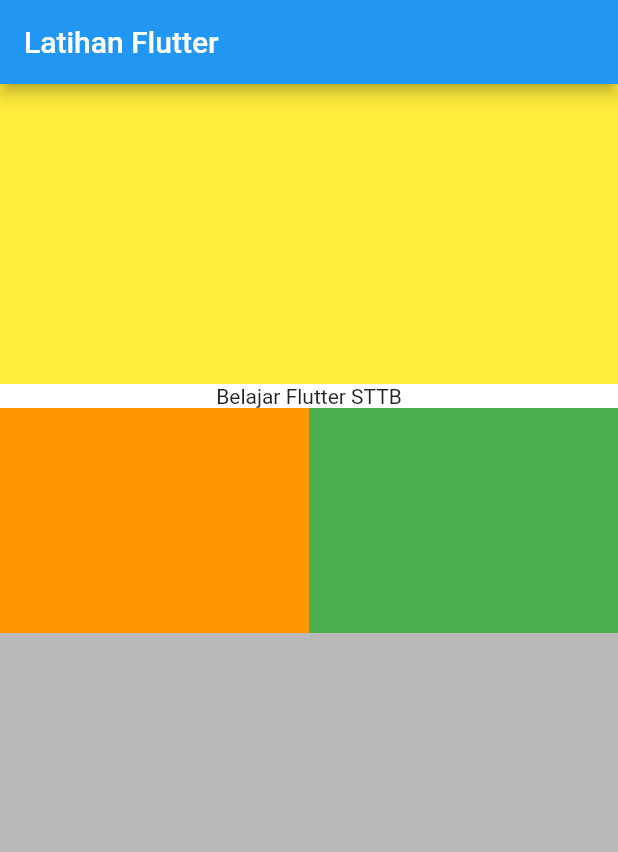
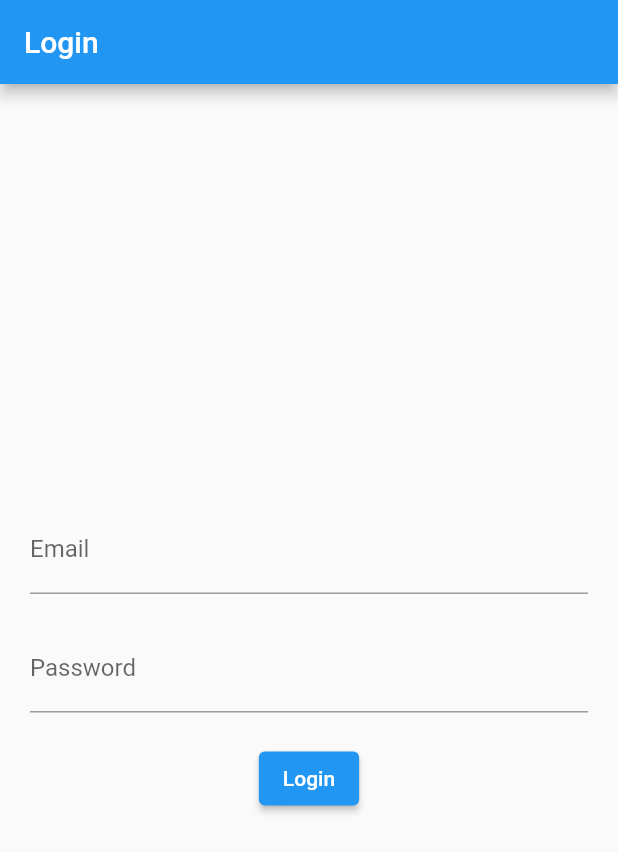
Before and after one commit to JavaMFadlan/Latihan-TIF-RM-221-MC, a Flutter app: the screen it shows after launch, on a phone screen of 412 x 824 dp. Shown: the top 852 px of the screen. Run offline on Flutter 3.47's test engine with Material 2 defaults, Android fonts, the light colour scheme and no system bars.

Commit message:
[UPDATE] maps and login

```diff
--- /dev/null
+++ b/lib/login_page.dart
@@ -0,0 +1,98 @@
+
+
+  import 'package:flutter/material.dart';
+  import 'package:http/http.dart' as http;
+  import 'dart:convert';
+
+  import 'user.dart';
+  import 'home_page.dart';
+
+  class LoginPage extends StatefulWidget {
+    @override
+    _LoginPageState createState() => _LoginPageState();
+  }
+
+  class _LoginPageState extends State<LoginPage> {
+    TextEditingController emailController = TextEditingController();
+    TextEditingController passwordController = TextEditingController();
+
+    Future<User?> loginUser(String email, String password) async {
+      final response = await http.get(Uri.parse('https://dummyjson.com/users'));
+      if (response.statusCode == 200) {
+        final jsonData = json.decode(response.body)['users'];
+        print(jsonData);
+        for (var user in jsonData) {
+          if (user['email'] == email && user['password'] == password) {
+            return User.fromJson(user);
+          }
+        }
+      }
+      return null;
+    }
+
+    void handleLogin() async {
+      String email = emailController.text;
+      String password = passwordController.text;
+
+      User? user = await loginUser(email, password);
+
+      if (user != null) {
+        Navigator.push(
+          context,
+          MaterialPageRoute(
+            builder: (context) => HomePage(user: user),
+          ),
+        );
+      } else {
+        showDialog(
+          context: context,
+          builder: (context) => AlertDialog(
+            title: Text('Login Gagal'),
+            content: Text('Email atau password salah.'),
+            actions: [
+              TextButton(
+                onPressed: () => Navigator.pop(context),
+                child: Text('OK'),
+              ),
+            ],
+          ),
+        );
+      }
+    }
+
+    @override
+    Widget build(BuildContext context) {
+      return Scaffold(
+        appBar: AppBar(
+          title: Text('Login'),
+        ),
+        body: Padding(
+          padding: EdgeInsets.all(20.0),
+          child: Column(
+            mainAxisAlignment: MainAxisAlignment.center,
+            children: [
+              TextField(
+                controller: emailController,
+                decoration: InputDecoration(
+                  labelText: 'Email',
+                ),
+              ),
+              SizedBox(height: 20.0),
+              TextField(
+                controller: passwordController,
+                obscureText: true,
+                decoration: InputDecoration(
+                  labelText: 'Password',
+                ),
+              ),
+              SizedBox(height: 20.0),
+              ElevatedButton(
+                onPressed: handleLogin,
+                child: Text('Login'),
+              ),
+            ],
+          ),
+        ),
+      );
+    }
+  }
--- a/lib/main.dart
+++ b/lib/main.dart
@@ -1,60 +1,11 @@
-import 'package:flutter/material.dart';
 
-void main() {
-  runApp(const MyApp());
-}
 
-class MyApp extends StatefulWidget {
-  const MyApp({super.key});
+  import 'package:flutter/material.dart';
+  import 'login_page.dart';
 
-  @override
-  State<MyApp> createState() => _MyAppState();
-}
-
-class _MyAppState extends State<MyApp> {
-  @override
-  Widget build(BuildContext context) {
-    return MaterialApp(
-      home: Scaffold(
-        appBar: AppBar(title: Text("Latihan Flutter"),
-        ),
-      body: Container(
-        color: Colors.black26,
-        child: Column(
-          mainAxisSize: MainAxisSize.max,
-          children: <Widget>[
-            Container(
-              height: 200,
-              color: Colors.yellow,
-            ),
-            Container(
-              width: double.infinity,
-              color: Colors.white,
-              child: Text("Belajar Flutter STTB",
-                          textAlign: TextAlign.center,
-                          ),
-              ),
-            IntrinsicHeight(
-              child: Row(
-                crossAxisAlignment: CrossAxisAlignment.stretch,
-                children: [
-                  Expanded(
-                    child: Container(
-                      color: Colors.orange,
-                      height: 150,
-                      )
-                    ),
-                    Expanded(
-                    child: Container(
-                      color: Colors.green,
-                      )
-                    )
-                  ],
-                ),
-              ),
-          ],
-        ),
-      ),),
-    );
+  void main() {
+    runApp(MaterialApp(
+      title: 'Login App',
+      home: LoginPage(),
+    ));
   }
-}
--- /dev/null
+++ b/lib/user.dart
@@ -0,0 +1,54 @@
+
+
+class User {
+  final int id;
+  final String firstName;
+  final String lastName;
+  final String maidenName;
+  final int age;
+  final String gender;
+  final String email;
+  final String phone;
+  final String username;
+  final String password;
+  final String birthDate;
+  final String image;
+  final double lat;
+  final double lng;
+
+  User({
+    required this.id,
+    required this.firstName,
+    required this.lastName,
+    required this.maidenName,
+    required this.age,
+    required this.gender,
+    required this.email,
+    required this.phone,
+    required this.username,
+    required this.password,
+    required this.birthDate,
+    required this.image,
+    required this.lat,
+    required this.lng,
+  });
+
+  factory User.fromJson(Map<String, dynamic> json) {
+    return User(
+      id: json['id'],
+      firstName: json['firstName'],
+      lastName: json['lastName'],
+      maidenName: json['maidenName'],
+      age: json['age'],
+      gender: json['gender'],
+      email: json['email'],
+      phone: json['phone'],
+      username: json['username'],
+      password: json['password'],
+      birthDate: json['birthDate'],
+      image: json['image'],
+      lat : json['address']['coordinates']['lat'],
+      lng : json['address']['coordinates']['lng']
+    );
+  }
+}
--- a/pubspec.yaml
+++ b/pubspec.yaml
@@ -35,6 +35,10 @@ dependencies:
   # The following adds the Cupertino Icons font to your application.
   # Use with the CupertinoIcons class for iOS style icons.
   cupertino_icons: ^1.0.2
+  http: ^1.1.0
+  firebase_core: ^2.21.0
+  firebase_auth: ^4.12.1
+  url_launcher: ^6.2.1
 
 dev_dependencies:
   flutter_test:
```
Also changed, not shown: lib/home_page.dart (added, +59 -0 lines), lib/maps.dart (added, +25 -0 lines), lib/welcome_screen.dart (added), pubspec.lock, 5 other files.
